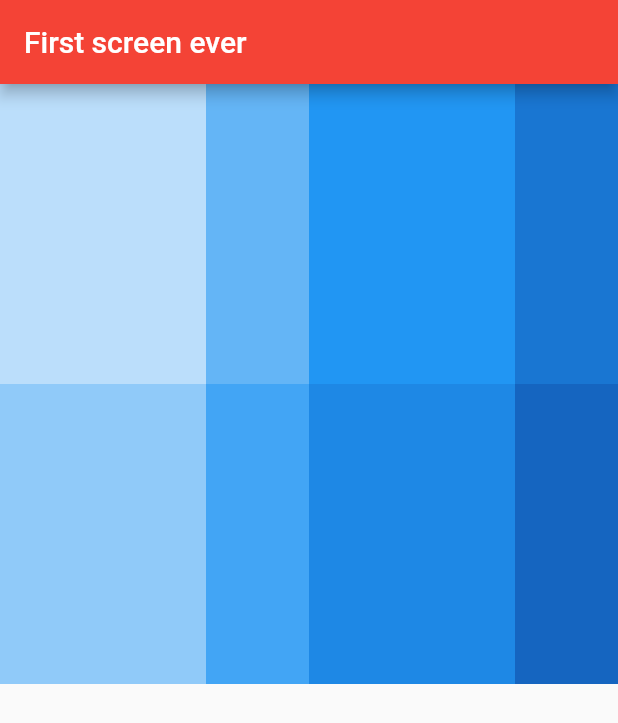
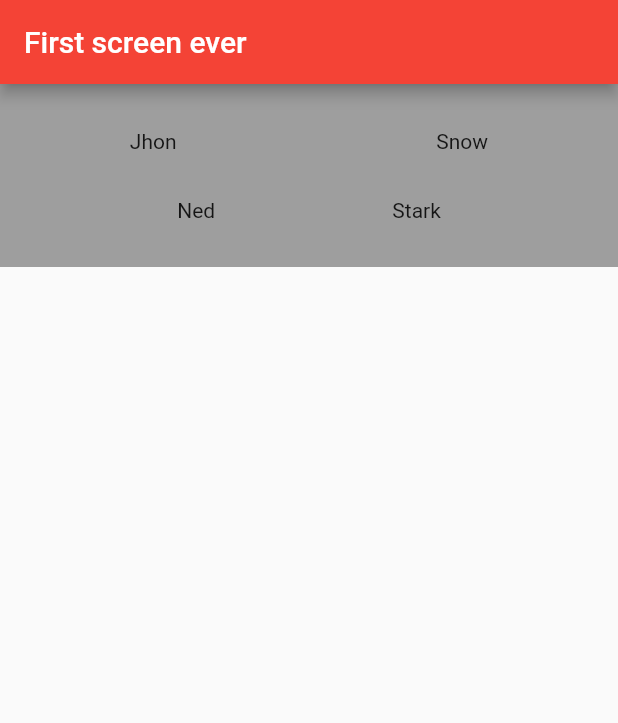
Before and after one commit to BahaEddineFrc/flutter-books-app, a Flutter app: the screen it shows after launch, on a phone screen of 412 x 824 dp. Shown: the top 723 px of the screen. Run offline on Flutter 3.47's test engine with Material 2 defaults, Android fonts, the phone set to English and light mode, and no system bars.

Commit message:
create a column of 2 rows, each containing 2 texts, add sizedBoxes

```diff
--- a/books_app/lib/main.dart
+++ b/books_app/lib/main.dart
@@ -27,66 +27,23 @@ class FirstScreen extends StatelessWidget {
         child: Column(
           mainAxisSize: MainAxisSize.min,
           children: [
+            SizedBox(height: 30),
             Row(
+              mainAxisAlignment: MainAxisAlignment.spaceAround,
               children: [
-                Expanded(
-                  flex: 2,
-                  child: Container(
-                    height: 200,
-                    color: Colors.blue[100],
-                  ),
-                ),
-                Expanded(
-                  child: Container(
-                    height: 200,
-                    color: Colors.blue[300],
-                  ),
-                ),
-                Expanded(
-                  flex: 2,
-                  child: Container(
-                    height: 200,
-                    color: Colors.blue[500],
-                  ),
-                ),
-                Expanded(
-                  child: Container(
-                    height: 200,
-                    color: Colors.blue[700],
-                  ),
-                ),
+                Text('Jhon'),
+                Text('Snow'),
               ],
             ),
+            SizedBox(height: 30),
             Row(
+              mainAxisAlignment: MainAxisAlignment.spaceEvenly,
               children: [
-                Expanded(
-                  flex: 2,
-                  child: Container(
-                    height: 200,
-                    color: Colors.blue[200],
-                  ),
-                ),
-                Expanded(
-                  child: Container(
-                    height: 200,
-                    color: Colors.blue[400],
-                  ),
-                ),
-                Expanded(
-                  flex: 2,
-                  child: Container(
-                    height: 200,
-                    color: Colors.blue[600],
-                  ),
-                ),
-                Expanded(
-                  child: Container(
-                    height: 200,
-                    color: Colors.blue[800],
-                  ),
-                ),
+                Text('Ned'),
+                Text('Stark'),
               ],
             ),
+            SizedBox(height: 30),
           ],
         ),
       ),
```
